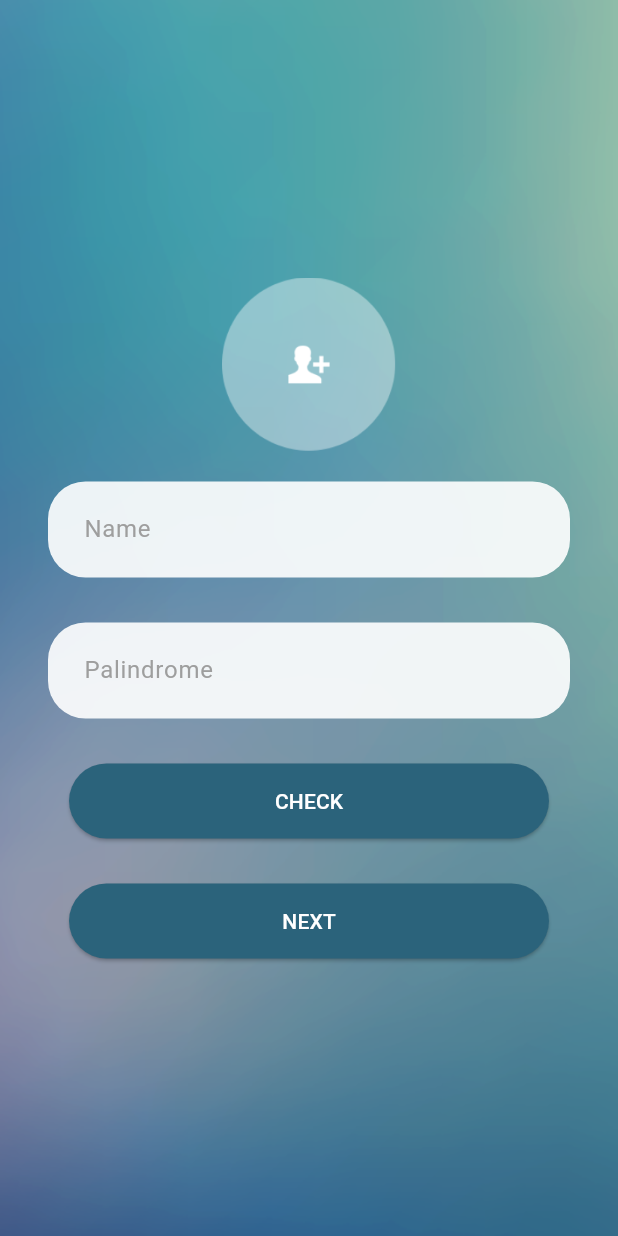
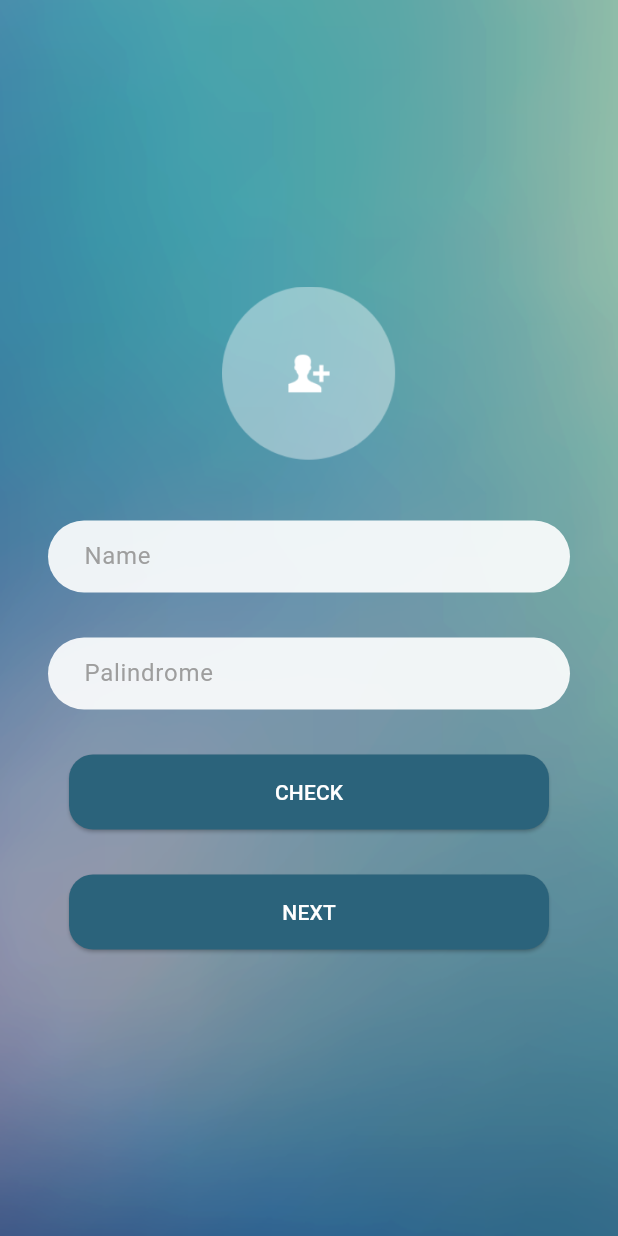
Before and after one commit to leoncen26/suitmedia_test, a Flutter app: the screen it shows after launch, on a phone screen of 412 x 824 dp. Run offline on Flutter 3.47's test engine with Material 3 defaults, Android fonts, the phone set to English and light mode, and no system bars.

```diff
--- a/lib/pages/first_page.dart
+++ b/lib/pages/first_page.dart
@@ -39,7 +39,7 @@ class _FirstPageState extends State<FirstPage> {
               height: 116,
               width: 116,
             ),
-            const SizedBox(height: 20),
+            const SizedBox(height: 40),
             widgetName(),
             const SizedBox(height: 30),
             palindromeText(),
@@ -67,7 +67,7 @@ class _FirstPageState extends State<FirstPage> {
           filled: true,
           fillColor: Colors.white.withOpacity(0.9),
           contentPadding:
-              const EdgeInsets.symmetric(vertical: 20.0, horizontal: 20.0),
+              const EdgeInsets.symmetric(vertical: 10.0, horizontal: 20.0),
           border: const OutlineInputBorder(
             borderRadius: BorderRadius.all(Radius.circular(25.0)),
             borderSide: BorderSide.none,
@@ -91,7 +91,7 @@ class _FirstPageState extends State<FirstPage> {
           filled: true,
           fillColor: Colors.white.withOpacity(0.9),
           contentPadding:
-              const EdgeInsets.symmetric(vertical: 20.0, horizontal: 20.0),
+              const EdgeInsets.symmetric(vertical: 10.0, horizontal: 20.0),
           border: const OutlineInputBorder(
             borderRadius: BorderRadius.all(Radius.circular(25.0)),
             borderSide: BorderSide.none,
@@ -108,7 +108,11 @@ class _FirstPageState extends State<FirstPage> {
         minimumSize: const Size(
           320,
           50,
-          )),
+        ),
+        shape: RoundedRectangleBorder(
+          borderRadius: BorderRadius.circular(16)
+        ),
+      ),
       onPressed: () {
         String input = palindromeController.text;
         bool result = isPalindrome(input);
@@ -142,7 +146,9 @@ class _FirstPageState extends State<FirstPage> {
         minimumSize: const Size(
           320,
           50,
-          )),
+        ),
+        shape: RoundedRectangleBorder(borderRadius: BorderRadius.circular(16)),
+      ),
       onPressed: () {
         Provider.of<UserProvider>(context, listen: false)
             .setName(nameController.text);
```
Also changed, not shown: lib/pages/second_page.dart (+22 -13 lines). Lines whose indentation alone changed are shown as unchanged.
